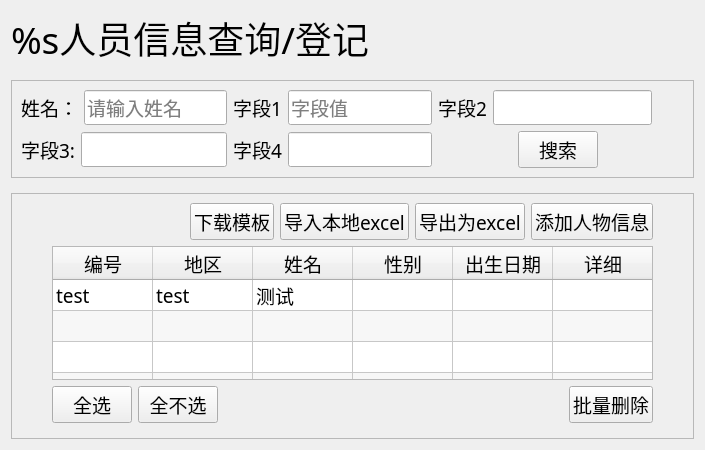
ArcherLuo233/election-s-prediction, file ui/widgets/subpages/Page1_x/page.ui: the form before one commit.
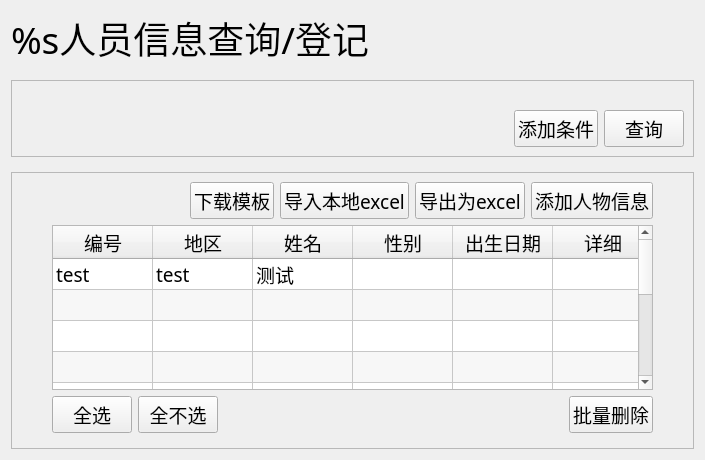
The form after the commit. Custom widgets are drawn as their Qt base class.

Commit message: 添加自定义条件查询功能 修复 detailPage 在不显示照片的情况下获取表格数据会少获取的bug

What changed in the file:
```diff
--- a/ui/widgets/subpages/Page1_x/page.ui
+++ b/ui/widgets/subpages/Page1_x/page.ui
@@ -6,8 +6,8 @@
    <rect>
        <x>0</x>
        <y>0</y>
-       <width>705</width>
-       <height>450</height>
+    <width>701</width>
+    <height>460</height>
    </rect>
   </property>
   <property name="font">
@@ -37,197 +37,71 @@
     </widget>
    </item>
    <item>
-    <widget class="QFrame" name="frame">
-     <property name="font">
-      <font>
-       <family>黑体</family>
-       <pointsize>14</pointsize>
-      </font>
-     </property>
+    <widget class="QFrame" name="frame_search">
      <property name="frameShape">
       <enum>QFrame::StyledPanel</enum>
      </property>
-     <layout class="QGridLayout" name="gridLayout">
-      <item row="2" column="2">
-       <layout class="QHBoxLayout" name="horizontalLayout_6">
-        <item>
-         <widget class="QLabel" name="label_6">
-          <property name="text">
-           <string>字段4</string>
-          </property>
-         </widget>
-        </item>
+     <property name="frameShadow">
+      <enum>QFrame::Plain</enum>
+     </property>
+     <layout class="QVBoxLayout" name="verticalLayout_3">
         <item>
-         <widget class="QLineEdit" name="lineEdit_5">
-          <property name="sizePolicy">
-           <sizepolicy hsizetype="Preferred" vsizetype="Fixed">
-            <horstretch>0</horstretch>
-            <verstretch>0</verstretch>
-           </sizepolicy>
-          </property>
-         </widget>
-        </item>
-       </layout>
-      </item>
-      <item row="0" column="3">
-       <layout class="QHBoxLayout" name="horizontalLayout_4">
-        <item>
-         <widget class="QLabel" name="label_4">
-          <property name="text">
-           <string>字段2</string>
-          </property>
-         </widget>
-        </item>
-        <item>
-         <widget class="QLineEdit" name="lineEdit_3">
-          <property name="sizePolicy">
-           <sizepolicy hsizetype="Preferred" vsizetype="Fixed">
-            <horstretch>0</horstretch>
-            <verstretch>0</verstretch>
-           </sizepolicy>
-          </property>
-         </widget>
-        </item>
-        <item>
-         <spacer name="horizontalSpacer">
-          <property name="orientation">
-           <enum>Qt::Horizontal</enum>
-          </property>
-          <property name="sizeHint" stdset="0">
-           <size>
-            <width>40</width>
-            <height>20</height>
-           </size>
-          </property>
-         </spacer>
-        </item>
-       </layout>
-      </item>
-      <item row="2" column="0">
-       <layout class="QHBoxLayout" name="horizontalLayout_5">
-        <item>
-         <widget class="QLabel" name="label_5">
-          <property name="text">
-           <string>字段3:</string>
-          </property>
-         </widget>
-        </item>
-        <item>
-         <widget class="QLineEdit" name="lineEdit_4">
-          <property name="sizePolicy">
-           <sizepolicy hsizetype="Preferred" vsizetype="Fixed">
-            <horstretch>0</horstretch>
-            <verstretch>0</verstretch>
-           </sizepolicy>
-          </property>
-         </widget>
-        </item>
-       </layout>
-      </item>
-      <item row="0" column="2">
-       <layout class="QHBoxLayout" name="horizontalLayout_2">
-        <item>
-         <widget class="QLabel" name="label_3">
-          <property name="text">
-           <string>字段1</string>
-          </property>
-         </widget>
-        </item>
-        <item>
-         <widget class="QLineEdit" name="lineEdit_2">
-          <property name="sizePolicy">
-           <sizepolicy hsizetype="Preferred" vsizetype="Fixed">
-            <horstretch>0</horstretch>
-            <verstretch>0</verstretch>
-           </sizepolicy>
-          </property>
-          <property name="placeholderText">
-           <string>字段值</string>
-          </property>
-         </widget>
-        </item>
-       </layout>
-      </item>
-      <item row="0" column="0">
        <layout class="QHBoxLayout" name="horizontalLayout_3">
         <item>
-         <widget class="QLabel" name="label_2">
-          <property name="text">
-           <string>姓名：</string>
-          </property>
-         </widget>
+         <layout class="QGridLayout" name="layout_conditions"/>
         </item>
-        <item>
-         <widget class="QLineEdit" name="lineEdit">
-          <property name="sizePolicy">
-           <sizepolicy hsizetype="Preferred" vsizetype="Fixed">
-            <horstretch>0</horstretch>
-            <verstretch>0</verstretch>
-           </sizepolicy>
-          </property>
-          <property name="placeholderText">
-           <string>请输入姓名</string>
-          </property>
-         </widget>
-        </item>
-       </layout>
-      </item>
-      <item row="2" column="3">
-       <layout class="QHBoxLayout" name="horizontalLayout_7">
         <item>
          <spacer name="horizontalSpacer_3">
           <property name="orientation">
            <enum>Qt::Horizontal</enum>
           </property>
-          <property name="sizeType">
-           <enum>QSizePolicy::Fixed</enum>
+          <property name="sizeHint" stdset="0">
+           <size>
+            <width>40</width>
+            <height>20</height>
+           </size>
           </property>
+         </spacer>
+        </item>
+       </layout>
+      </item>
+      <item>
+       <layout class="QHBoxLayout" name="horizontalLayout_2">
+        <item>
+         <spacer name="horizontalSpacer">
+          <property name="orientation">
+           <enum>Qt::Horizontal</enum>
+          </property>
           <property name="sizeHint" stdset="0">
            <size>
-            <width>80</width>
+            <width>40</width>
             <height>20</height>
            </size>
           </property>
          </spacer>
         </item>
+        <item>
+         <widget class="QPushButton" name="btn_add_condition">
+          <property name="cursor">
+           <cursorShape>PointingHandCursor</cursorShape>
+          </property>
+          <property name="text">
+           <string>添加条件</string>
+          </property>
+         </widget>
+        </item>
         <item>
          <widget class="QPushButton" name="button_search">
           <property name="cursor">
            <cursorShape>PointingHandCursor</cursorShape>
           </property>
           <property name="text">
-           <string>搜索</string>
+           <string>查询</string>
           </property>
          </widget>
         </item>
-        <item>
-         <spacer name="horizontalSpacer_5">
-          <property name="orientation">
-           <enum>Qt::Horizontal</enum>
-          </property>
-          <property name="sizeHint" stdset="0">
-           <size>
-            <width>40</width>
-            <height>20</height>
-           </size>
-          </property>
-         </spacer>
-        </item>
        </layout>
       </item>
-      <item row="2" column="4">
-       <spacer name="horizontalSpacer_4">
-        <property name="orientation">
-         <enum>Qt::Horizontal</enum>
-        </property>
-        <property name="sizeHint" stdset="0">
-         <size>
-          <width>40</width>
-          <height>20</height>
-         </size>
-        </property>
-       </spacer>
-      </item>
      </layout>
     </widget>
    </item>
@@ -320,15 +194,18 @@
           <pointsize>14</pointsize>
          </font>
         </property>
-        <property name="verticalScrollBarPolicy">
-         <enum>Qt::ScrollBarAlwaysOff</enum>
-        </property>
         <property name="horizontalScrollBarPolicy">
          <enum>Qt::ScrollBarAlwaysOff</enum>
         </property>
         <property name="alternatingRowColors">
          <bool>true</bool>
         </property>
+        <property name="selectionMode">
+         <enum>QAbstractItemView::NoSelection</enum>
+        </property>
+        <property name="sortingEnabled">
+         <bool>true</bool>
+        </property>
         <property name="rowCount">
          <number>10</number>
         </property>
```
Left out of the diff: 12 changed lines with no effect on the pictures. Lines whose indentation alone changed are shown as unchanged. The commit also changes 7 other files.
